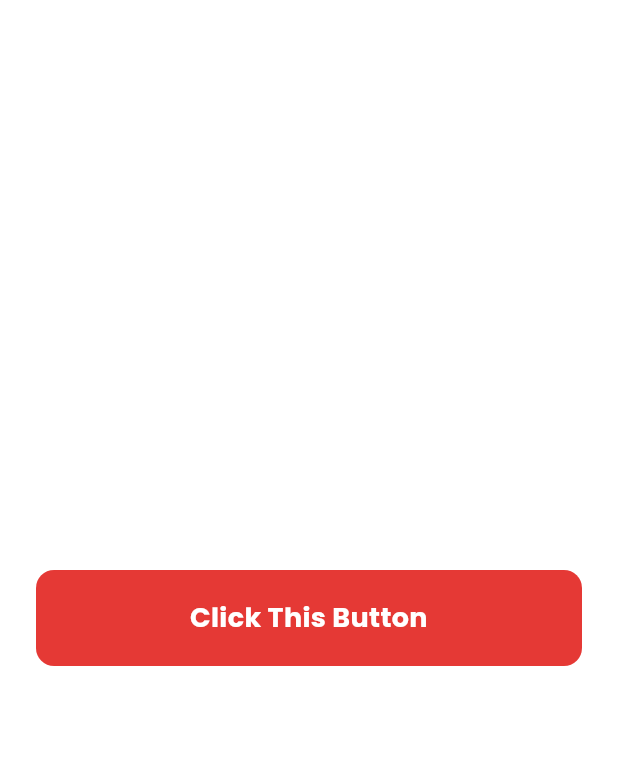
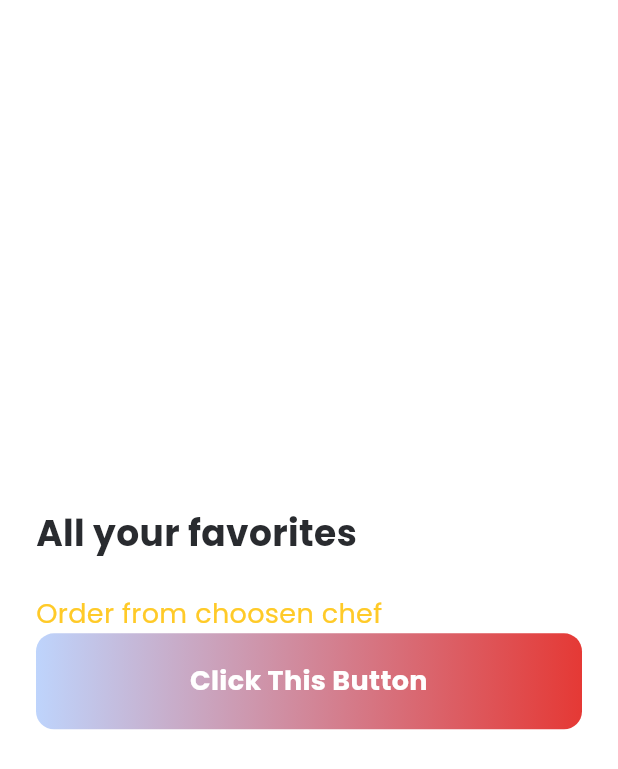
Before and after one commit to dev-abdul-basit/developermatic_ui_kit, a Flutter app: the screen it shows after launch, on a phone screen of 412 x 824 dp. Shown: the top 769 px of the screen. Run offline on Flutter 3.47's test engine with Material 3 defaults, Android fonts, the phone set to English and light mode, and no system bars; our stand-ins replace flutter_svg, page_transition.

Commit message:
text styles improved

```diff
--- a/lib/config/colors.dart
+++ b/lib/config/colors.dart
@@ -28,4 +28,5 @@ class AppColors {
   static const Color formColor = Color(0xFFFAFAFB);
   static const Color redAlert = Color(0xFFFF4D77);
   static const Color greenText = Color(0xFF19AE7C);
+  static const Color btnYellow = Color(0xFFFFCA28);
 }
--- a/lib/config/strings.dart
+++ b/lib/config/strings.dart
@@ -8,10 +8,14 @@ class AppStrings {
   static const String search = 'Search';
   static const String uiKit = 'UI Kit';
 
-
   // Bottom Menu
   static const String home = 'Home';
   static const String explore = 'Explore';
   static const String more = 'Moress';
   static const String profile = 'Profile';
+
+  //OnBoard
+  static const String onboardHeadingOne = 'All your favorites';
+  static const String onboardHeadingTwo = 'Order from choosen chef';
+  static const String onboardHeadingThree = 'Free delivery offers';
 }
--- a/lib/screens/auth/forgot_password/components/forgot_pass_form.dart
+++ b/lib/screens/auth/forgot_password/components/forgot_pass_form.dart
@@ -82,7 +82,7 @@ class _ForgotPasswordFormState extends State<ForgotPasswordForm> {
 //Email
   Widget buildEmailFormField() {
     return TextFormField(
-      style: text1TextStyle13,
+      style: text1TextStyle16,
       cursorColor: AppColors.primaryColor,
       autofocus: true,
       keyboardType: TextInputType.emailAddress,
@@ -111,7 +111,7 @@ class _ForgotPasswordFormState extends State<ForgotPasswordForm> {
 //Telefone
   Widget buildTelefonoFormField() {
     return TextFormField(
-      style: text1TextStyle13,
+      style: text1TextStyle16,
       cursorColor: AppColors.primaryColor,
       autofocus: true,
       keyboardType: TextInputType.number,
--- a/lib/screens/auth/onboarding/onboard.dart
+++ b/lib/screens/auth/onboarding/onboard.dart
@@ -1,8 +1,10 @@
 import 'package:developermatic_kit/bottom_menu.dart';
 import 'package:developermatic_kit/components/primary_button.dart';
 import 'package:developermatic_kit/config/colors.dart';
+import 'package:developermatic_kit/config/size.dart';
 import 'package:developermatic_kit/config/strings.dart';
 import 'package:developermatic_kit/config/styles.dart';
+
 import 'package:flutter/material.dart';
 
 class OnBoardScreen extends StatefulWidget {
@@ -19,7 +21,20 @@ class _OnBoardScreenState extends State<OnBoardScreen> {
     return Scaffold(
       body: Padding(
         padding: const EdgeInsets.all(24.0),
-        child: Center(
+        child: Column(
+          crossAxisAlignment: CrossAxisAlignment.stretch,
+          mainAxisAlignment: MainAxisAlignment.center,
+          children: [
+            Text(AppStrings.onboardHeadingOne, style: h1Bold24Black),
+            SizedBox(height: getProportionateScreenHeight(24)),
+            Text(
+              AppStrings.onboardHeadingTwo,
+              style: h2Bold18Black.copyWith(
+                color: AppColors.btnYellow,
+                fontWeight: FontWeight.normal,
+              ),
+            ),
+            Center(
               child: PrimaryButton(
                 text: AppStrings.clickMe,
                 textStyle: btnTextStyle,
@@ -27,8 +42,11 @@ class _OnBoardScreenState extends State<OnBoardScreen> {
                   gotoTabs(context);
                 },
                 gradiendColor1: AppColors.primaryColor,
-          gradientColor2: AppColors.primaryColor,
-        )),
+                gradientColor2: AppColors.dashboardBlueColor,
+              ),
+            ),
+          ],
+        ),
       ),
     );
   }
--- a/lib/screens/auth/signin/components/signin_form.dart
+++ b/lib/screens/auth/signin/components/signin_form.dart
@@ -1,4 +1,3 @@
-
 import 'package:developermatic_kit/components/social_btn.dart';
 import 'package:developermatic_kit/config/assets.dart';
 import 'package:developermatic_kit/config/constants.dart';
@@ -26,7 +25,7 @@ class _SignInFormState extends State<SignInForm> {
 //Email
   Widget buildEmailFormField() {
     return TextFormField(
-      style: text1TextStyle13,
+      style: text1TextStyle16,
       cursorColor: AppColors.primaryColor,
       autofocus: true,
       keyboardType: TextInputType.emailAddress,
@@ -55,7 +54,7 @@ class _SignInFormState extends State<SignInForm> {
 //Password
   Widget buildPasswordFormField() {
     return TextFormField(
-      style: text1TextStyle13,
+      style: text1TextStyle16,
       cursorColor: AppColors.primaryColor,
       autofocus: true,
       keyboardType: TextInputType.text,
--- a/lib/screens/home/components/body.dart
+++ b/lib/screens/home/components/body.dart
@@ -38,7 +38,7 @@ class _BodyState extends State<Body> {
   Widget topHeading() {
     return Container(
       color: Colors.transparent,
-      child: const Column(
+      child:  Column(
         crossAxisAlignment: CrossAxisAlignment.start,
         children: [
           Text(
@@ -47,7 +47,7 @@ class _BodyState extends State<Body> {
           ),
           Text(
             AppStrings.more,
-            style: h1Bold24Black,
+            style: h1Bold24Black.copyWith(color: AppColors.greenText),
           )
         ],
       ),
--- a/lib/utils/drawer.dart
+++ b/lib/utils/drawer.dart
@@ -133,7 +133,7 @@ Widget drawerField(route, text, icon) {
             padding: const EdgeInsets.only(left: 10),
             child: Text(
               text,
-              style: text1TextStyle13.copyWith(color: AppColors.white),
+              style: text1TextStyle16.copyWith(color: AppColors.white),
             ),
           ),
         ],
```
Also changed, not shown: lib/config/styles.dart (+4 -4 lines), lib/screens/auth/signup/components/signup_form.dart (+4 -4 lines), pubspec.yaml (line endings or trailing spaces). Lines whose indentation alone changed are shown as unchanged.
